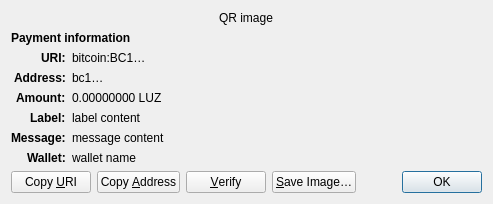
Old version of the form src/qt/forms/receiverequestdialog.ui in the repository andaluzcoin/andaluzcoin.
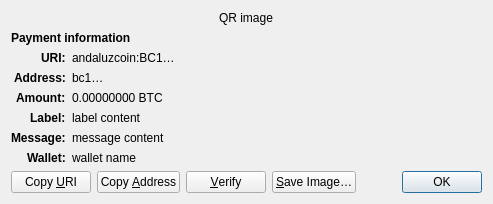
New version of the form. Custom widgets are drawn as their Qt base class.

Commit message: Completed Step 1: Replace Bitcoin and bitcoin

The edit to the form file:
```diff
--- a/src/qt/forms/receiverequestdialog.ui
+++ b/src/qt/forms/receiverequestdialog.ui
@@ -65,7 +65,7 @@
    <item row="2" column="1" alignment="Qt::AlignTop">
     <widget class="QLabel" name="uri_content">
      <property name="text">
-      <string notr="true">bitcoin:BC1…</string>
+      <string notr="true">andaluzcoin:BC1…</string>
      </property>
      <property name="textFormat">
       <enum>Qt::RichText</enum>
@@ -126,7 +126,7 @@
    <item row="4" column="1" alignment="Qt::AlignTop">
     <widget class="QLabel" name="amount_content">
      <property name="text">
-      <string notr="true">0.00000000 LUZ</string>
+      <string notr="true">0.00000000 BTC</string>
      </property>
      <property name="textFormat">
       <enum>Qt::PlainText</enum>
```
The commit also changes 1935 other files.
